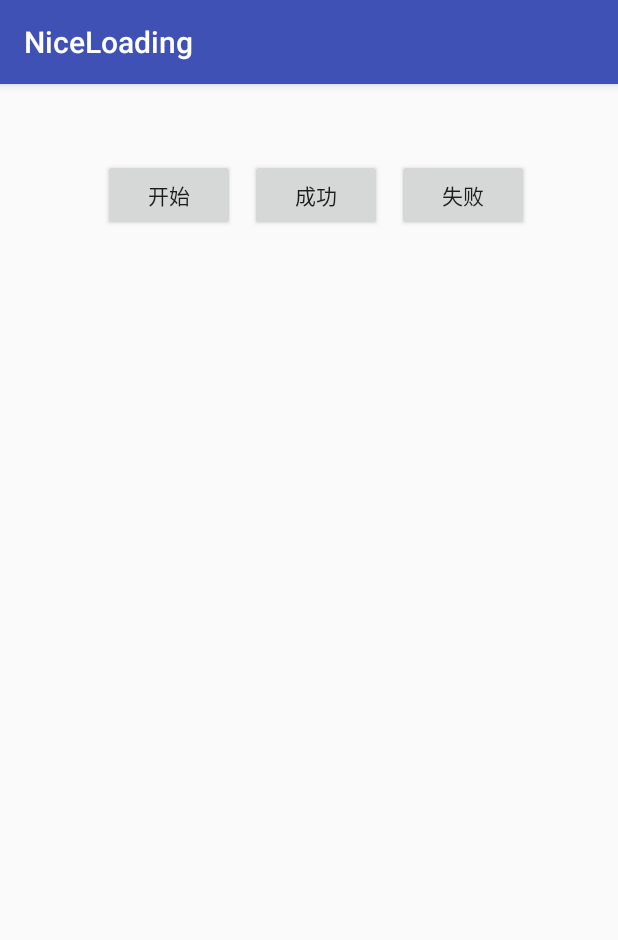
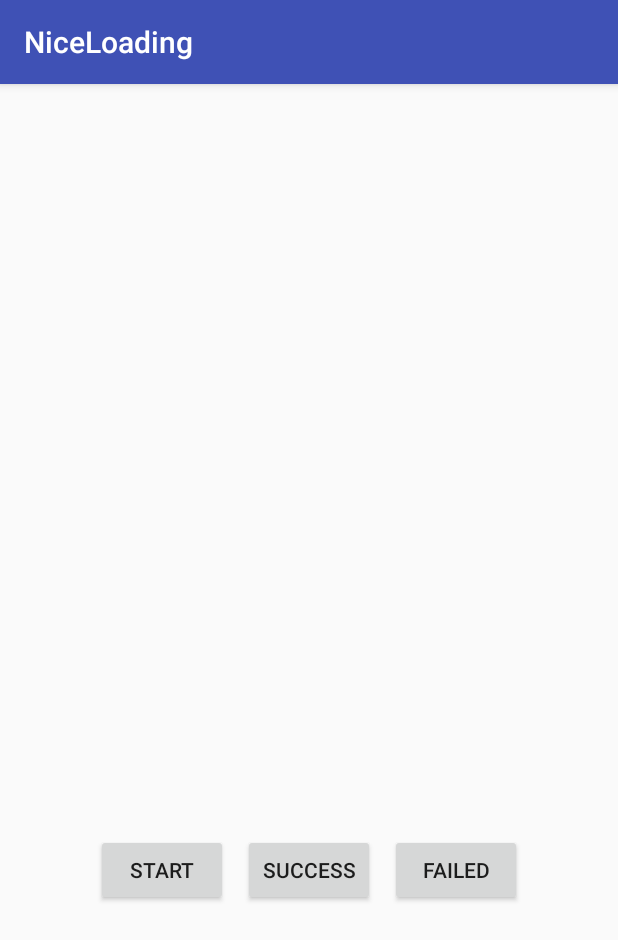
Before and after one commit to hadisi5216/NiceLoading, an Android app: the screen it shows after launch (MainActivity), on a phone screen of 412 x 824 dp. Shown: the top 940 px of the screen. Run offline under Robolectric (Android 15) with nearby library versions, the phone set to English and light mode, and no system bars; our stand-ins replace ButterKnife.

```diff
--- a/app/src/main/java/com/hadisi/niceloading/MainActivity.java
+++ b/app/src/main/java/com/hadisi/niceloading/MainActivity.java
@@ -4,6 +4,7 @@ import android.os.Bundle;
 import android.support.v7.app.AppCompatActivity;
 import android.view.View;
 import android.widget.Button;
+import android.widget.Toast;
 
 import butterknife.BindView;
 import butterknife.ButterKnife;
@@ -31,10 +32,13 @@ public class MainActivity extends AppCompatActivity {
     public void onClick(View view) {
         if (view.getId() == R.id.start) {
             niceLoading.start();
+            Toast.makeText(this, "start", Toast.LENGTH_SHORT).show();
         } else if (view.getId() == R.id.success) {
             niceLoading.success();
+            Toast.makeText(this, "success", Toast.LENGTH_SHORT).show();
         } else if (view.getId() == R.id.failed) {
             niceLoading.failed();
+            Toast.makeText(this, "failed", Toast.LENGTH_SHORT).show();
         }
     }
 }
--- a/app/src/main/res/layout/activity_main.xml
+++ b/app/src/main/res/layout/activity_main.xml
@@ -14,7 +14,8 @@
         <LinearLayout
             android:layout_width="match_parent"
             android:layout_height="wrap_content"
-            android:layout_marginTop="50dp"
+            android:layout_marginBottom="220dp"
+            android:layout_alignParentBottom="true"
             android:gravity="center_horizontal"
             android:orientation="horizontal">
 
@@ -22,22 +23,21 @@
                 android:id="@+id/start"
                 android:layout_width="wrap_content"
                 android:layout_height="wrap_content"
-                android:layout_marginLeft="10dp"
-                android:text="开始" />
+                android:text="start" />
 
             <Button
                 android:id="@+id/success"
                 android:layout_width="wrap_content"
                 android:layout_height="wrap_content"
                 android:layout_marginLeft="10dp"
-                android:text="成功" />
+                android:text="success" />
 
             <Button
                 android:id="@+id/failed"
                 android:layout_width="wrap_content"
                 android:layout_height="wrap_content"
                 android:layout_marginLeft="10dp"
-                android:text="失败" />
+                android:text="failed" />
 
         </LinearLayout>
 
@@ -46,7 +46,7 @@
             android:layout_width="match_parent"
             android:layout_height="100dp"
             android:layout_alignParentBottom="true"
-            android:layout_marginBottom="200dp" />
+            android:layout_marginBottom="100dp" />
     </RelativeLayout>
 
 </android.support.constraint.ConstraintLayout>
```
Also changed, not shown: app/src/main/java/com/hadisi/niceloading/NiceLoadingView.java (+12 -6 lines).
